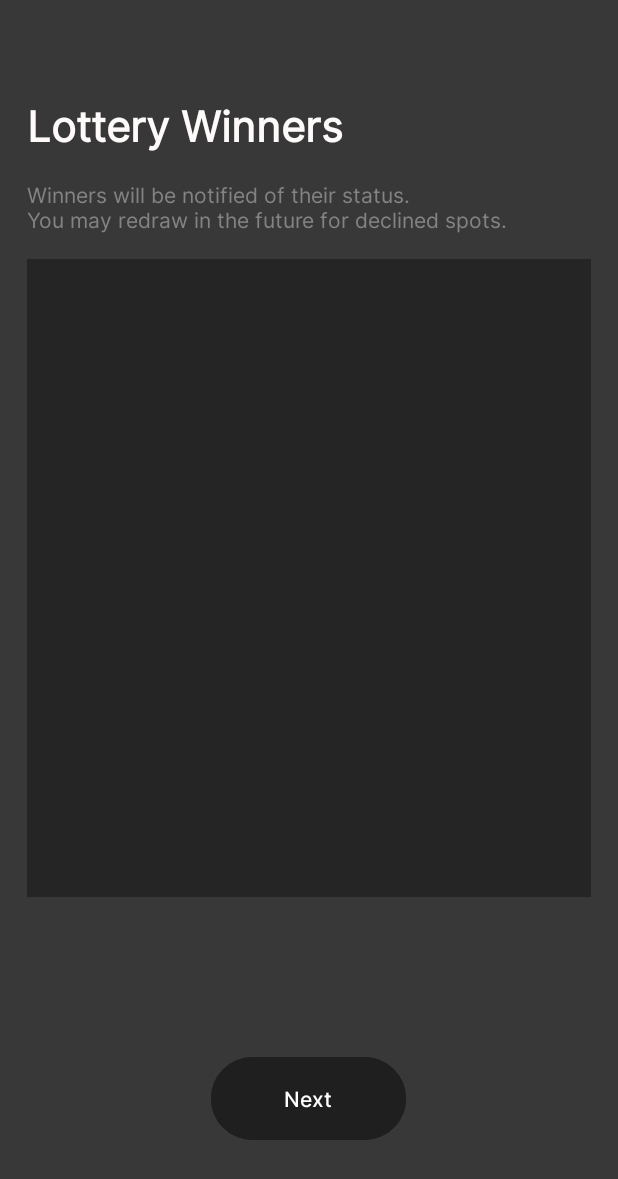
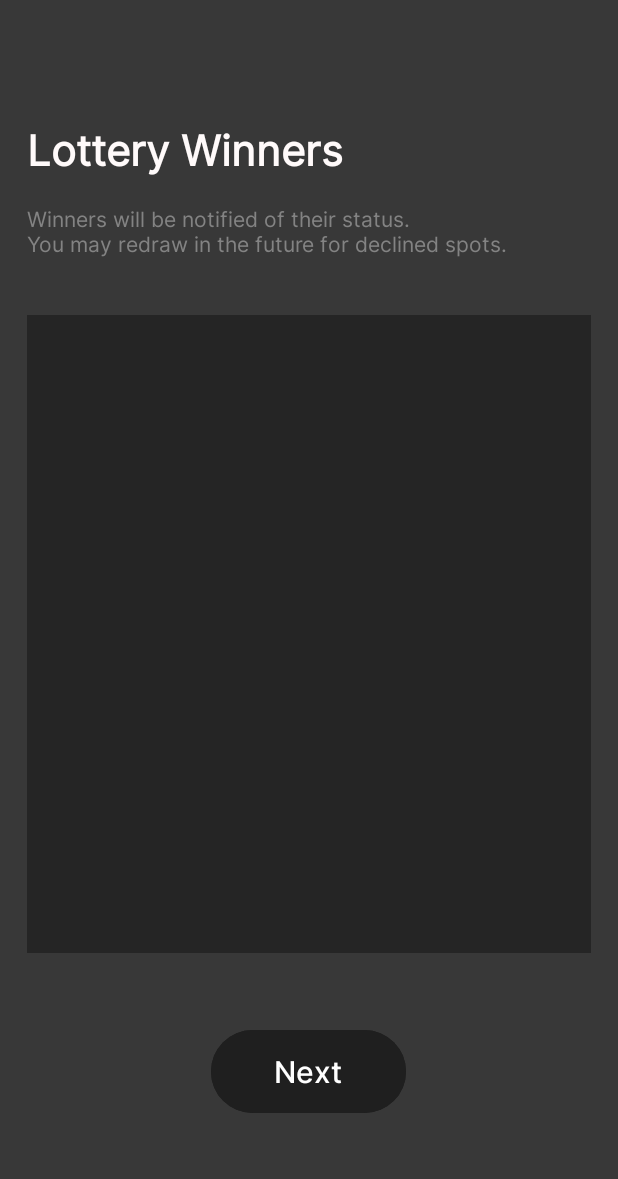
Before and after one commit to CMPUT301F24throat/throat-events, an Android app: the LotteryWinnersFragment screen opened through its navigation route, on a phone screen of 412 x 824 dp. Shown: the top 1179 px of the screen. Run offline under Robolectric (Android 15) with nearby library versions, the phone set to English and light mode, and no system bars; our stand-ins replace CircleImageView, Firebase (no records; nobody signed in at launch, a user with empty details on screens opened directly), navigation-ui; pictures from the network do not load.

Commit message:
Update lottery_winners.xml

```diff
--- a/app/src/main/res/layout/lottery_winners.xml
+++ b/app/src/main/res/layout/lottery_winners.xml
@@ -12,7 +12,7 @@
         android:layout_width="wrap_content"
         android:layout_height="wrap_content"
         android:layout_marginStart="18dp"
-        android:layout_marginTop="64dp"
+        android:layout_marginTop="80dp"
         android:fontFamily="@font/inter"
         android:text="Lottery Winners "
         android:textColor="@color/text1"
@@ -46,13 +46,14 @@
         android:fontFamily="@font/inter_medium"
         android:text="Next"
         android:textColorLink="@color/buttonBG1"
+        android:textSize="20sp"
         app:iconTint="@color/text1"
         app:layout_constraintBottom_toBottomOf="parent"
         app:layout_constraintEnd_toEndOf="parent"
         app:layout_constraintHorizontal_bias="0.498"
         app:layout_constraintStart_toStartOf="parent"
         app:layout_constraintTop_toBottomOf="@+id/winnerList"
-        app:layout_constraintVertical_bias="1.0" />
+        app:layout_constraintVertical_bias="0.72" />
 
     <androidx.recyclerview.widget.RecyclerView
         android:id="@+id/winnerList"
@@ -65,8 +66,8 @@
         android:padding="8dp"
         app:layout_constraintBottom_toBottomOf="parent"
         app:layout_constraintEnd_toEndOf="parent"
-        app:layout_constraintHorizontal_bias="0.0"
+        app:layout_constraintHorizontal_bias="1.0"
         app:layout_constraintStart_toStartOf="parent"
         app:layout_constraintTop_toBottomOf="@+id/textView4"
-        app:layout_constraintVertical_bias="0.0" />
+        app:layout_constraintVertical_bias="0.102" />
 </androidx.constraintlayout.widget.ConstraintLayout>
```
